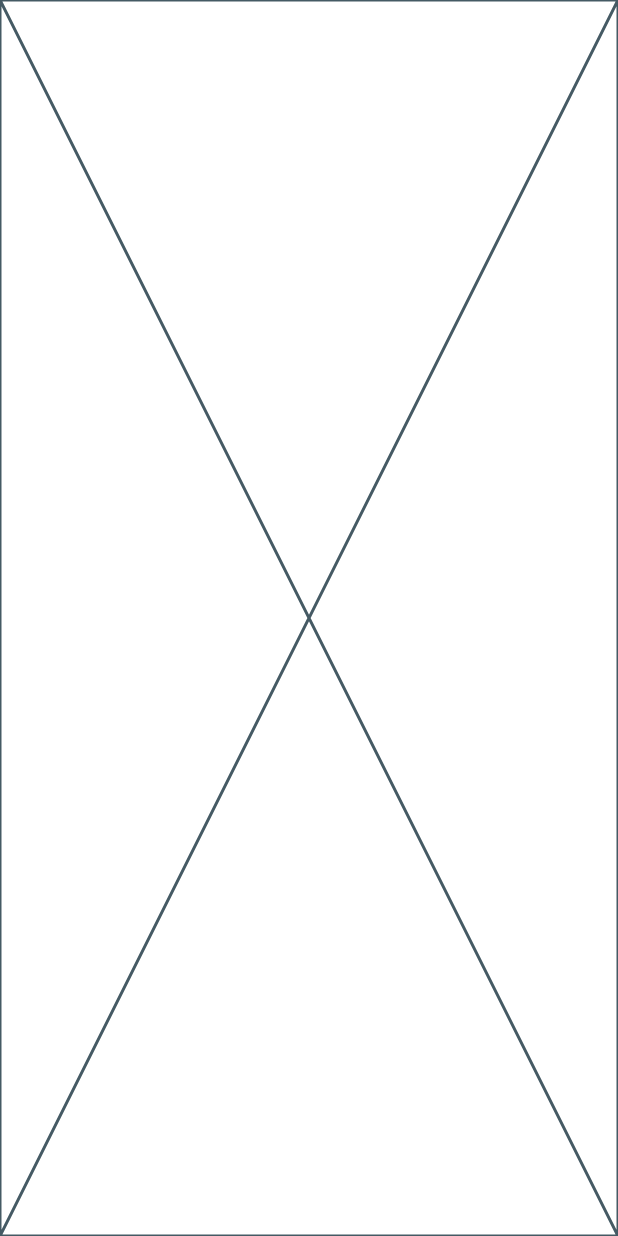
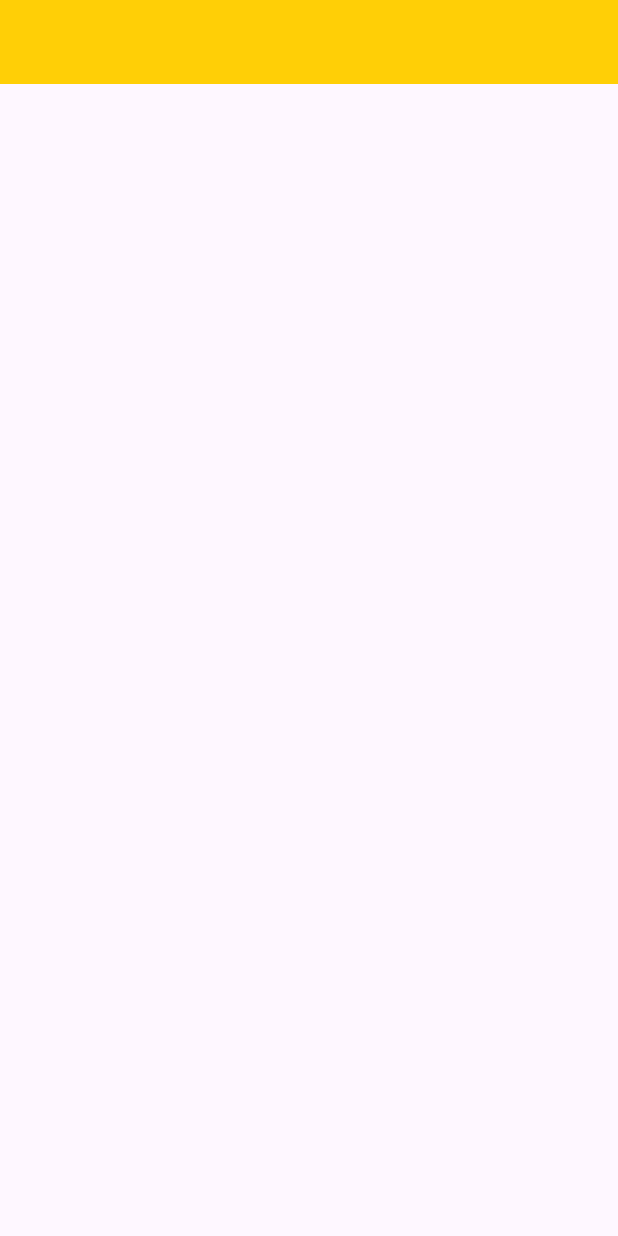
Before and after one commit to jiyeong97/pick_one, a Flutter app: the screen it shows after launch, on a phone screen of 412 x 824 dp. Run offline on Flutter 3.47's test engine with Material 3 defaults, Android fonts, the phone set to English and light mode, and no system bars.

Commit message:
splash img & background color

```diff
--- a/lib/home.dart
+++ b/lib/home.dart
@@ -10,6 +10,10 @@ class HomeScreen extends StatefulWidget {
 class _HomeScreenState extends State<HomeScreen> {
   @override
   Widget build(BuildContext context) {
-    return const Placeholder();
+    return Scaffold(
+      appBar: AppBar(
+        backgroundColor: const Color(0xffFFCF06),
+      ),
+    );
   }
 }
```
Also changed, not shown: flutter_native_splash.yaml (+4 -4 lines).
